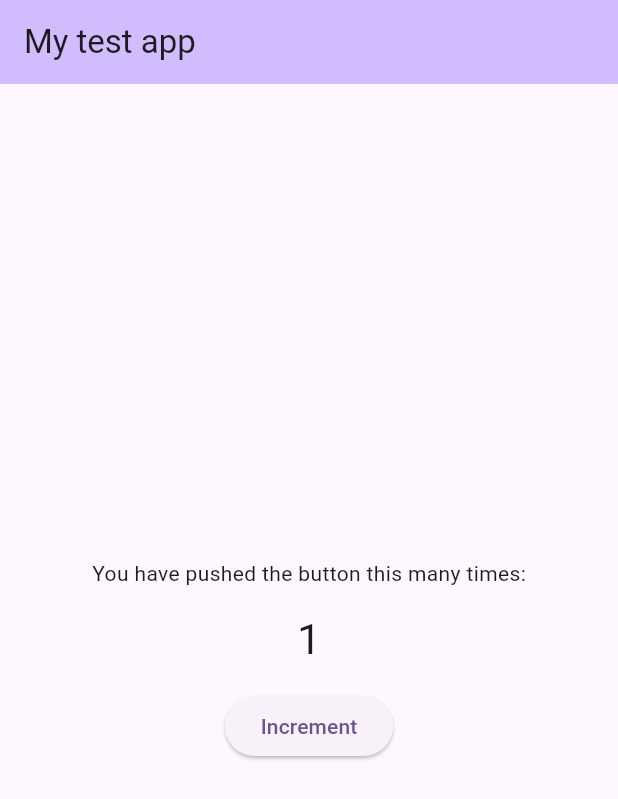
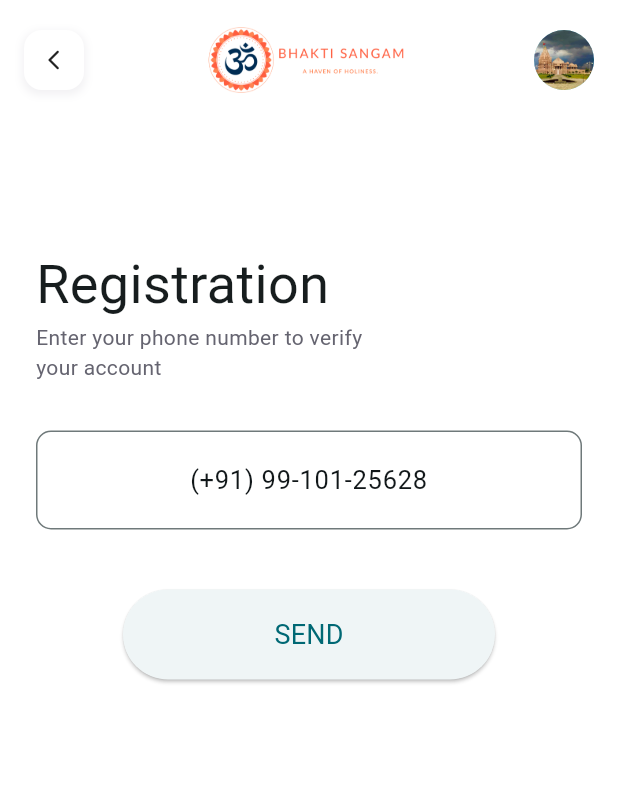
Before and after one commit to Mithun-18/flutter_tutorial, a Flutter app: the screen it shows after launch, on a phone screen of 412 x 824 dp. Shown: the top 799 px of the screen. Run offline on Flutter 3.47's test engine with Material 3 defaults, Android fonts, the phone set to English and light mode, and no system bars; Roboto replaces fonts that are missing (Alatsi, Average Sans).

Commit message:
registration is completed the verification is done

```diff
--- a/lib/main.dart
+++ b/lib/main.dart
@@ -1,5 +1,28 @@
 import 'package:flutter/material.dart';
-import 'package:testflutter/my_home_screen.dart';
+import 'package:testflutter/my_home.dart';
+// import 'package:testflutter/my_test_screen.dart';
+
+// void main() {
+//   runApp(const MyApp());
+// }
+
+// class MyApp extends StatelessWidget {
+//   const MyApp({super.key});
+
+//   // This widget is the root of your application.
+//   @override
+//   Widget build(BuildContext context) {
+//     return MaterialApp(
+//       title: 'Flutter Demo',
+//       theme: ThemeData(
+//         colorScheme: ColorScheme.fromSeed(seedColor: Colors.deepPurple),
+//         useMaterial3: true,
+//       ),
+//       home: const Test(initialValue: 0),
+//       debugShowCheckedModeBanner: false,
+//     );
+//   }
+// }
 
 void main() {
   runApp(const MyApp());
@@ -8,16 +31,16 @@ void main() {
 class MyApp extends StatelessWidget {
   const MyApp({super.key});
 
-  // This widget is the root of your application.
   @override
   Widget build(BuildContext context) {
     return MaterialApp(
-      title: 'Flutter Demo',
+      title: "flutter demo",
       theme: ThemeData(
-        colorScheme: ColorScheme.fromSeed(seedColor: Colors.deepPurple),
-        useMaterial3: true,
+          colorScheme: ColorScheme.fromSeed(seedColor: Colors.white),
+          useMaterial3: true),
+      home: const MyHome(
+        initialValue: 0,
       ),
-      home: const MyHomeScreen(title: "My test app", initialValue: 1),
       debugShowCheckedModeBanner: false,
     );
   }
--- /dev/null
+++ b/lib/my_home.dart
@@ -0,0 +1,31 @@
+import 'package:flutter/material.dart';
+import 'package:testflutter/app_bar.dart';
+import 'package:testflutter/registration_page.dart';
+import 'package:testflutter/verification_page.dart';
+
+class MyHome extends StatefulWidget {
+  final int initialValue;
+
+  const MyHome({super.key, required this.initialValue});
+
+  @override
+  State<MyHome> createState() => _MyHomeState();
+}
+
+class _MyHomeState extends State<MyHome> {
+  late int counterValue;
+
+  @override
+  void initState() {
+    counterValue = widget.initialValue;
+    super.initState();
+  }
+
+  @override
+  Widget build(BuildContext context) {
+    return const Scaffold(
+      appBar: MyAppBar(),
+      body: Registration(),
+    );
+  }
+}
--- /dev/null
+++ b/lib/registration_page.dart
@@ -0,0 +1,89 @@
+import 'package:flutter/material.dart';
+import 'package:testflutter/phone_number_formatter.dart';
+
+class Registration extends StatelessWidget {
+  const Registration({super.key});
+
+  @override
+  Widget build(BuildContext context) {
+    return Container(
+      color: Colors.white,
+      padding: const EdgeInsets.all(24.0),
+      child: Column(
+        crossAxisAlignment: CrossAxisAlignment.start,
+        children: [
+          const SizedBox(height: 60.0),
+          _renderTitle(),
+          _renderDescription(),
+          const SizedBox(height: 32.0),
+          _renderMobileNumberTextField(),
+          const SizedBox(height: 40.0),
+          _renderActionButton(),
+        ],
+      ),
+    );
+  }
+
+  Widget _renderTitle() {
+    return const Text(
+      "Registration",
+      style: TextStyle(
+        fontWeight: FontWeight.w400,
+        fontSize: 36.0,
+        fontFamily: "Average Sans",
+      ),
+    );
+  }
+
+  Widget _renderDescription() {
+    return const Text(
+      "Enter your phone number to verify\nyour account",
+      style: TextStyle(
+        fontFamily: "Alatsi",
+        fontSize: 14,
+        fontWeight: FontWeight.w400,
+        color: Color.fromRGBO(101, 100, 112, 1),
+      ),
+    );
+  }
+
+  Widget _renderMobileNumberTextField() {
+    return TextFormField(
+      decoration: const InputDecoration(
+        border: OutlineInputBorder(
+          borderRadius: BorderRadius.all(Radius.circular(10)),
+        ),
+        hintText: "(+91) 99-101-25628",
+        hintStyle: TextStyle(
+          fontSize: 17,
+          fontWeight: FontWeight.w400,
+          fontFamily: "Alatsi",
+          color: Color.fromRGBO(17, 23, 25, 1),
+        ),
+        contentPadding: EdgeInsets.symmetric(vertical: 20),
+      ),
+      textAlign: TextAlign.center,
+      keyboardType: TextInputType.number,
+      inputFormatters: [PhoneNumberFormatter()],
+    );
+  }
+
+  Widget _renderActionButton() {
+    return Center(
+      child: SizedBox(
+        height: 60.0,
+        width: 248.0,
+        child: ElevatedButton(
+          onPressed: () {},
+          child: const Text(
+            "SEND",
+            style: TextStyle(
+                fontSize: 18,
+                fontWeight: FontWeight.w400,
+                fontFamily: "Average Sans"),
+          ),
+        ),
+      ),
+    );
+  }
+}
```
Also changed, not shown: lib/my_test_screen.dart (added, +68 -0 lines), lib/phone_number_formatter.dart (added, +28 -0 lines), lib/verification_page.dart (added, +143 -0 lines), pubspec.yaml (+17 -18 lines), assets/icons/ic_app_icon.svg (added), assets/logo.png (added), assets/profile.jpg (added), fonts/IndieFlower-Regular.ttf (added), pubspec.lock.
